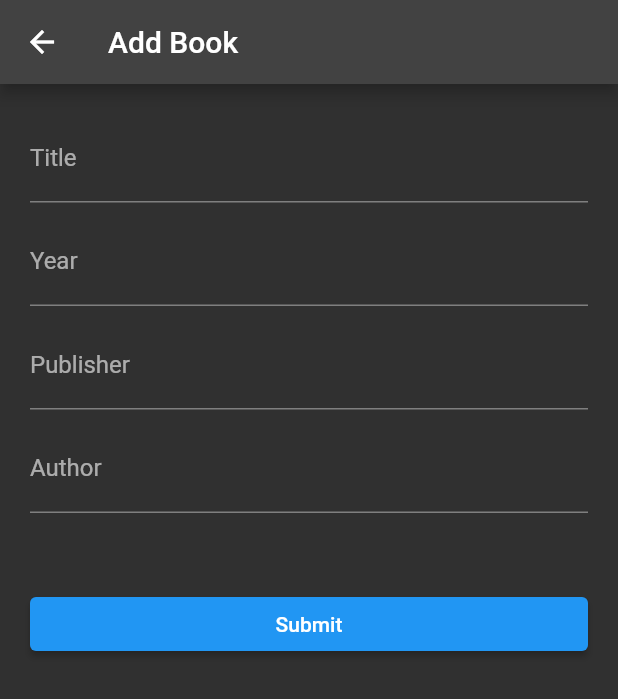
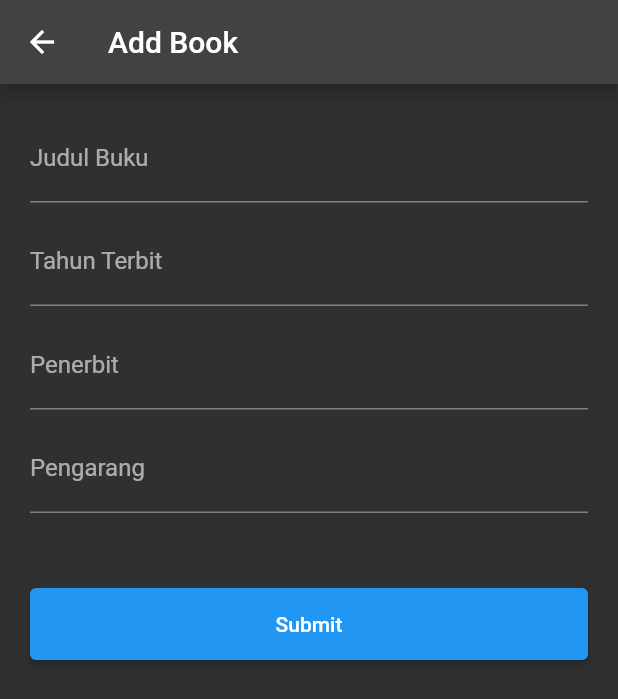
Before and after one commit to rafifwhy/bookshelf_app, a Flutter app: the AddBookPage screen opened directly, after a tap on "Submit", on a phone screen of 412 x 824 dp. Shown: the top 699 px of the screen. Run offline on Flutter 3.47's test engine with Material 2 defaults, Android fonts, the phone set to English and light mode, and no system bars; network calls fail.

Commit message:
Add Feature for Book (Detail, Update, Delete)

```diff
--- a/lib/pages/add_book_page.dart
+++ b/lib/pages/add_book_page.dart
@@ -4,7 +4,8 @@ import 'package:flutter/material.dart';
 import 'package:http/http.dart' as http;
 
 class AddBookPage extends StatefulWidget {
-  const AddBookPage({super.key});
+  final Map? book;
+  const AddBookPage({super.key, this.book});
 
   @override
   State<AddBookPage> createState() => _AddBookPageState();
@@ -15,34 +16,87 @@ class _AddBookPageState extends State<AddBookPage> {
   TextEditingController yearController = TextEditingController();
   TextEditingController publisherController = TextEditingController();
   TextEditingController authorController = TextEditingController();
+
+  bool isEditing = false;
+
+  @override
+  void initState() {
+    // TODO: implement initState
+    super.initState();
+    final book = widget.book;
+    if (book != null) {
+      isEditing = true;
+      titleController.text = book['title'];
+      yearController.text = book['year'];
+      publisherController.text = book['publisher'];
+      authorController.text = book['author'];
+    }
+  }
+
   @override
   Widget build(BuildContext context) {
     return Scaffold(
-      appBar: AppBar(title: Text('Add Book')),
+      appBar: AppBar(title: Text(isEditing ? 'Edit Book' : 'Add Book')),
       body: ListView(padding: EdgeInsets.all(20), children: [
         TextFormField(
           controller: titleController,
-          decoration: InputDecoration(labelText: 'Title'),
+          decoration: InputDecoration(labelText: 'Judul Buku'),
         ),
         SizedBox(height: 10),
         TextFormField(
           controller: yearController,
-          decoration: InputDecoration(labelText: 'Year'),
+          decoration: InputDecoration(labelText: 'Tahun Terbit'),
         ),
         SizedBox(height: 10),
         TextFormField(
           controller: publisherController,
-          decoration: InputDecoration(labelText: 'Publisher'),
+          decoration: InputDecoration(labelText: 'Penerbit'),
         ),
         SizedBox(height: 10),
         TextFormField(
           controller: authorController,
-          decoration: InputDecoration(labelText: 'Author'),
+          decoration: InputDecoration(labelText: 'Pengarang'),
         ),
         SizedBox(height: 50),
-        ElevatedButton(onPressed: addBook, child: Text('Submit'))
+        ElevatedButton(
+            onPressed: isEditing ? updateBook : addBook,
+            child: Padding(
+              padding: const EdgeInsets.all(16.0),
+              child: Text(isEditing ? 'Update' : 'Submit'),
+            ))
       ]),
     );
+  }
+
+  Future<void> updateBook() async {
+    final book = widget.book;
+    if (book == null) {
+      showErrorSnackbar('Tidak bisa melakukan edit buku!');
+      return;
+    }
+    final id = book['id'];
+    final title = titleController.text;
+    final year = yearController.text;
+    final publisher = publisherController.text;
+    final author = authorController.text;
+    final body = {
+      "title": title,
+      "year": year,
+      "publisher": publisher,
+      "author": author
+    };
+
+    final url =
+        'http://192.168.100.8:5000/books/${id}'; //Change into current IP
+    final uri = Uri.parse(url);
+    final response = await http.put(uri,
+        body: jsonEncode(body), headers: {'Content-Type': 'application/json'});
+
+    if (response.statusCode == 200) {
+      showSuccessSnackbar('Berhasil memperbarui buku!');
+    } else {
+      showErrorSnackbar('Gagal memperbarui buku!');
+    }
   }
 
   Future<void> addBook() async {
@@ -65,7 +119,13 @@ class _AddBookPageState extends State<AddBookPage> {
         body: jsonEncode(body), headers: {'Content-Type': 'application/json'});
     //Show messages
     if (response.statusCode == 201) {
+      titleController.text = '';
+      yearController.text = '';
+      publisherController.text = '';
+      authorController.text = '';
       showSuccessSnackbar('Buku berhasil ditambahkan!');
+    } else {
+      showErrorSnackbar('Buku gagal ditambahkan!');
     }
   }
 
@@ -73,4 +133,15 @@ class _AddBookPageState extends State<AddBookPage> {
     final snackBar = SnackBar(content: Text(message));
     ScaffoldMessenger.of(context).showSnackBar(snackBar);
   }
+
+  void showErrorSnackbar(String message) {
+    final snackBar = SnackBar(
+      content: Text(
+        message,
+        style: TextStyle(color: Colors.white),
+      ),
+      backgroundColor: Colors.red,
+    );
+    ScaffoldMessenger.of(context).showSnackBar(snackBar);
+  }
 }
```
Also changed, not shown: lib/pages/book_detail_page.dart (added, +67 -0 lines), lib/pages/home_page.dart (+137 -2 lines).
